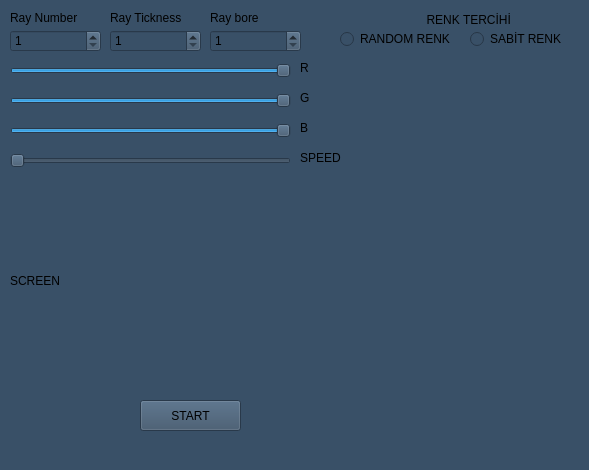
Above: RayAnimation/mainwindow.ui from brgokce/ZenopixNeoAnimasyonlar before the change. Below: the same form after it.
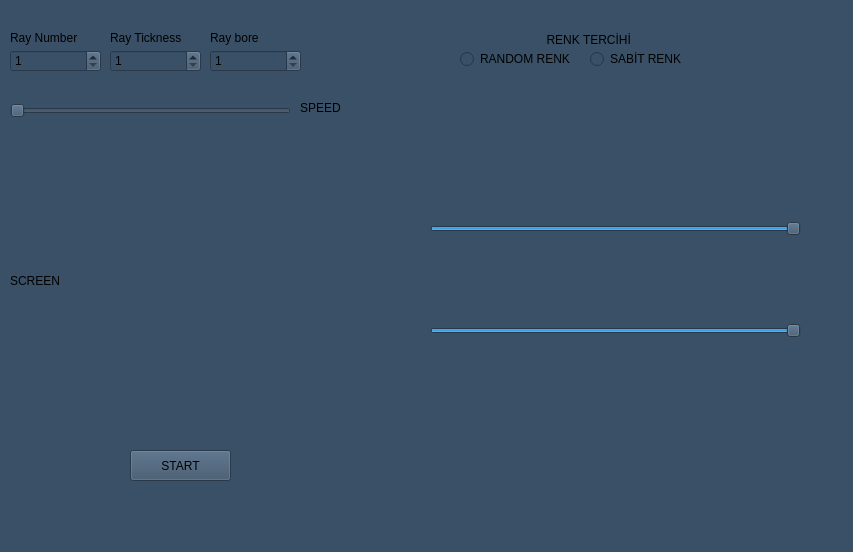
That is the form after the change.

Diff of the .ui file:
```diff
--- a/RayAnimation/mainwindow.ui
+++ b/RayAnimation/mainwindow.ui
@@ -6,8 +6,8 @@
    <rect>
     <x>0</x>
     <y>0</y>
-    <width>589</width>
-    <height>470</height>
+    <width>853</width>
+    <height>552</height>
    </rect>
   </property>
   <property name="windowTitle">
@@ -21,7 +21,7 @@
     <property name="geometry">
      <rect>
       <x>10</x>
-      <y>30</y>
+      <y>50</y>
       <width>91</width>
       <height>22</height>
      </rect>
@@ -36,8 +36,8 @@
    <widget class="QPushButton" name="pushButton">
     <property name="geometry">
      <rect>
-      <x>140</x>
-      <y>400</y>
+      <x>130</x>
+      <y>450</y>
       <width>101</width>
       <height>31</height>
      </rect>
@@ -62,8 +62,8 @@
    <widget class="QRadioButton" name="radioButton">
     <property name="geometry">
      <rect>
-      <x>340</x>
-      <y>30</y>
+      <x>460</x>
+      <y>50</y>
       <width>111</width>
       <height>18</height>
      </rect>
@@ -72,68 +72,11 @@
      <string>RANDOM RENK</string>
     </property>
    </widget>
-   <widget class="QSlider" name="horizontalSlider">
-    <property name="geometry">
-     <rect>
-      <x>10</x>
-      <y>60</y>
-      <width>281</width>
-      <height>21</height>
-     </rect>
-    </property>
-    <property name="maximum">
-     <number>255</number>
-    </property>
-    <property name="value">
-     <number>255</number>
-    </property>
-    <property name="orientation">
-     <enum>Qt::Horizontal</enum>
-    </property>
-   </widget>
-   <widget class="QSlider" name="horizontalSlider_2">
-    <property name="geometry">
-     <rect>
-      <x>10</x>
-      <y>90</y>
-      <width>281</width>
-      <height>21</height>
-     </rect>
-    </property>
-    <property name="maximum">
-     <number>255</number>
-    </property>
-    <property name="value">
-     <number>255</number>
-    </property>
-    <property name="orientation">
-     <enum>Qt::Horizontal</enum>
-    </property>
-   </widget>
-   <widget class="QSlider" name="horizontalSlider_3">
-    <property name="geometry">
-     <rect>
-      <x>10</x>
-      <y>120</y>
-      <width>281</width>
-      <height>21</height>
-     </rect>
-    </property>
-    <property name="maximum">
-     <number>255</number>
-    </property>
-    <property name="value">
-     <number>255</number>
-    </property>
-    <property name="orientation">
-     <enum>Qt::Horizontal</enum>
-    </property>
-   </widget>
    <widget class="QSlider" name="horizontalSlider_4">
     <property name="geometry">
      <rect>
       <x>10</x>
-      <y>150</y>
+      <y>100</y>
       <width>281</width>
       <height>21</height>
      </rect>
@@ -148,53 +91,14 @@
      <number>1</number>
     </property>
     <property name="orientation">
-     <enum>Qt::Horizontal</enum>
-    </property>
-   </widget>
-   <widget class="QLabel" name="label_3">
-    <property name="geometry">
-     <rect>
-      <x>300</x>
-      <y>60</y>
-      <width>81</width>
-      <height>16</height>
-     </rect>
-    </property>
-    <property name="text">
-     <string>R</string>
-    </property>
-   </widget>
-   <widget class="QLabel" name="label_4">
-    <property name="geometry">
-     <rect>
-      <x>300</x>
-      <y>90</y>
-      <width>81</width>
-      <height>16</height>
-     </rect>
-    </property>
-    <property name="text">
-     <string>G</string>
-    </property>
-   </widget>
-   <widget class="QLabel" name="label_5">
-    <property name="geometry">
-     <rect>
-      <x>300</x>
-      <y>120</y>
-      <width>81</width>
-      <height>16</height>
-     </rect>
-    </property>
-    <property name="text">
-     <string>B</string>
+     <enum>Qt::Orientation::Horizontal</enum>
     </property>
    </widget>
    <widget class="QLabel" name="label_6">
     <property name="geometry">
      <rect>
       <x>300</x>
-      <y>150</y>
+      <y>100</y>
       <width>81</width>
       <height>16</height>
      </rect>
@@ -206,8 +110,8 @@
    <widget class="QLabel" name="label_7">
     <property name="geometry">
      <rect>
-      <x>370</x>
-      <y>10</y>
+      <x>490</x>
+      <y>30</y>
       <width>201</width>
       <height>20</height>
      </rect>
@@ -219,8 +123,8 @@
    <widget class="QRadioButton" name="radioButton_2">
     <property name="geometry">
      <rect>
-      <x>470</x>
-      <y>30</y>
+      <x>590</x>
+      <y>50</y>
       <width>111</width>
       <height>18</height>
      </rect>
@@ -233,7 +137,7 @@
     <property name="geometry">
      <rect>
       <x>110</x>
-      <y>30</y>
+      <y>50</y>
       <width>91</width>
       <height>22</height>
      </rect>
@@ -249,7 +153,7 @@
     <property name="geometry">
      <rect>
       <x>110</x>
-      <y>10</y>
+      <y>30</y>
       <width>91</width>
       <height>16</height>
      </rect>
@@ -262,7 +166,7 @@
     <property name="geometry">
      <rect>
       <x>210</x>
-      <y>30</y>
+      <y>50</y>
       <width>91</width>
       <height>22</height>
      </rect>
@@ -278,7 +182,7 @@
     <property name="geometry">
      <rect>
       <x>210</x>
-      <y>10</y>
+      <y>30</y>
       <width>91</width>
       <height>16</height>
      </rect>
@@ -287,22 +191,11 @@
      <string>Ray bore</string>
     </property>
    </widget>
-   <widget class="QWidget" name="verticalLayoutWidget">
-    <property name="geometry">
-     <rect>
-      <x>390</x>
-      <y>80</y>
-      <width>181</width>
-      <height>191</height>
-     </rect>
-    </property>
-    <layout class="QVBoxLayout" name="verticalLayout"/>
-   </widget>
    <widget class="QLabel" name="labelray">
     <property name="geometry">
      <rect>
       <x>10</x>
-      <y>10</y>
+      <y>30</y>
       <width>81</width>
       <height>16</height>
      </rect>
@@ -314,13 +207,53 @@
    <widget class="QWidget" name="gridLayoutWidget">
     <property name="geometry">
      <rect>
-      <x>410</x>
-      <y>300</y>
-      <width>160</width>
-      <height>131</height>
+      <x>430</x>
+      <y>140</y>
+      <width>371</width>
+      <height>281</height>
      </rect>
     </property>
-    <layout class="QGridLayout" name="gridLayout"/>
+    <layout class="QGridLayout" name="gridLayout_2">
+     <item row="1" column="0">
+      <widget class="QSlider" name="horizontalSlider_3">
+       <property name="maximum">
+        <number>255</number>
+       </property>
+       <property name="value">
+        <number>255</number>
+       </property>
+       <property name="orientation">
+        <enum>Qt::Orientation::Horizontal</enum>
+       </property>
+      </widget>
+     </item>
+     <item row="0" column="0">
+      <widget class="QSlider" name="horizontalSlider_2">
+       <property name="maximum">
+        <number>255</number>
+       </property>
+       <property name="value">
+        <number>255</number>
+       </property>
+       <property name="orientation">
+        <enum>Qt::Orientation::Horizontal</enum>
+       </property>
+      </widget>
+     </item>
+     <item row="0" column="0">
+      <widget class="QSlider" name="horizontalSlider">
+       <property name="maximum">
+        <number>255</number>
+       </property>
+       <property name="value">
+        <number>255</number>
+       </property>
+       <property name="orientation">
+        <enum>Qt::Orientation::Horizontal</enum>
+       </property>
+      </widget>
+     </item>
+    </layout>
    </widget>
   </widget>
   <widget class="QMenuBar" name="menubar">
```
Left out of the diff: 6 changed lines with no effect on the pictures.
